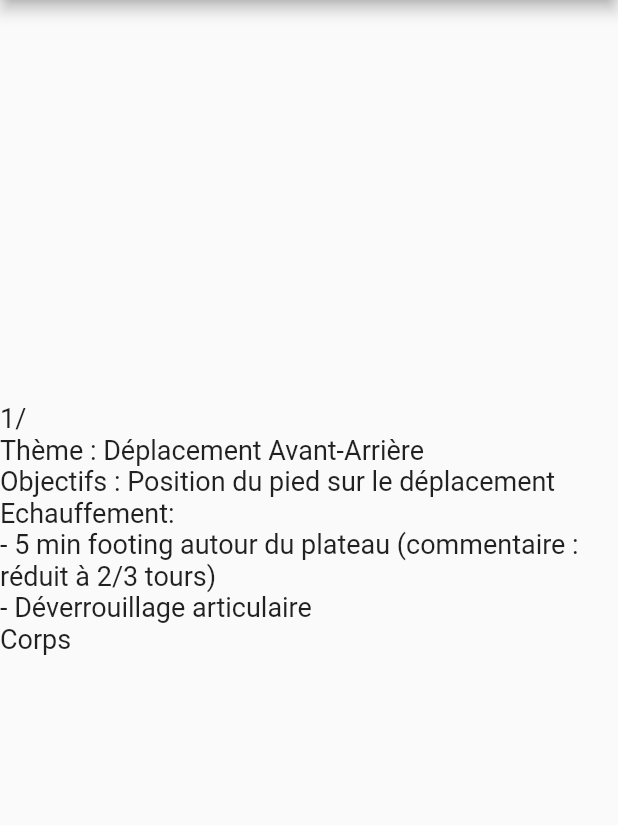
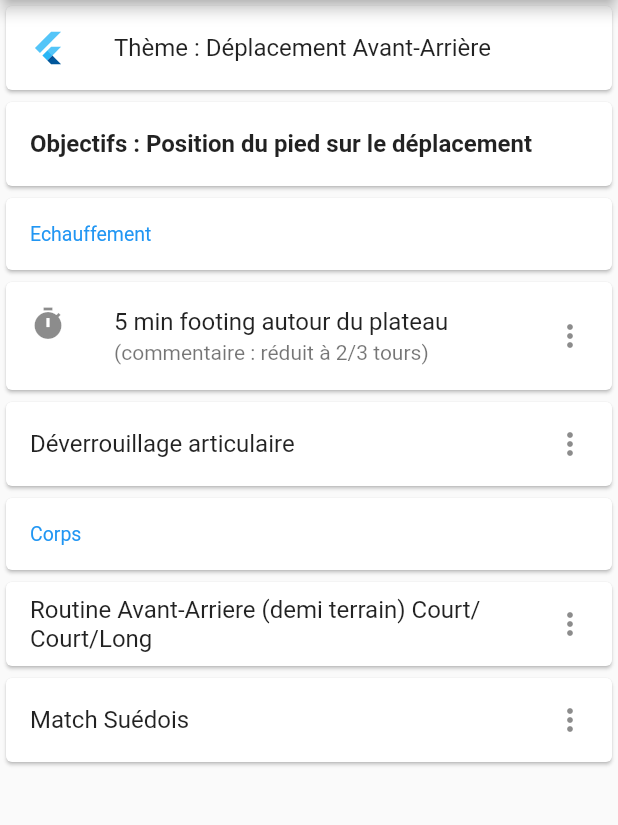
Before and after one commit to philgung/anibad, a Flutter app: the screen it shows after launch, after a tap on an icon or button, on a phone screen of 412 x 824 dp, the part 84-909 px from its top. Run offline on Flutter 3.47's test engine with Material 2 defaults, Android fonts, the phone set to English and light mode, and no system bars.

Commit message:
ajout Card & ListTile

```diff
--- a/lib/Presentation/Seance.dart
+++ b/lib/Presentation/Seance.dart
@@ -8,20 +8,64 @@ class Seance extends StatelessWidget {
   @override
   Widget build(BuildContext context) {
     return Scaffold(
-      appBar: AppBar(title: Text('Anibad')),
-      body: Center(
-          child: Text(
-        '$index/\n' +
-            'Thème : Déplacement Avant-Arrière\n' +
-            'Objectifs : Position du pied sur le déplacement\n' +
-            'Echauffement:\n' +
-            '- 5 min footing autour du plateau (commentaire : réduit à 2/3 tours)\n' +
-            '- Déverrouillage articulaire\n' +
-            'Corps\n' +
-            '\n' +
-            '\n',
-        style: TextStyle(fontSize: 18),
-      )),
-    );
+        appBar: AppBar(title: Text('Anibad')),
+        body: ListView(
+          children: const <Widget>[
+            Card(
+                child: ListTile(
+                    leading: FlutterLogo(),
+                    title: Text('Thème : Déplacement Avant-Arrière'))),
+            Card(
+              child: ListTile(
+                title: Text(
+                  'Objectifs : Position du pied sur le déplacement',
+                  style: TextStyle(fontWeight: FontWeight.bold),
+                ),
+              ),
+            ),
+            Card(
+              child: ListTile(
+                title: Text(
+                  'Echauffement',
+                  style: TextStyle(color: Colors.blue),
+                ),
+                dense: true,
+              ),
+            ),
+            Card(
+              child: ListTile(
+                leading: Icon(Icons.timer),
+                title: Text('5 min footing autour du plateau'),
+                subtitle: Text('(commentaire : réduit à 2/3 tours)'),
+                trailing: Icon(Icons.more_vert),
+              ),
+            ),
+            Card(
+              child: ListTile(
+                title: Text('Déverrouillage articulaire'),
+                trailing: Icon(Icons.more_vert),
+              ),
+            ),
+            Card(
+              child: ListTile(
+                title: Text('Corps', style: TextStyle(color: Colors.blue)),
+                dense: true,
+              ),
+            ),
+            Card(
+              child: ListTile(
+                title: Text(
+                    'Routine Avant-Arriere (demi terrain) Court/Court/Long'),
+                trailing: Icon(Icons.more_vert),
+              ),
+            ),
+            Card(
+              child: ListTile(
+                title: Text('Match Suédois'),
+                trailing: Icon(Icons.more_vert),
+              ),
+            ),
+          ],
+        ));
   }
 }
```
